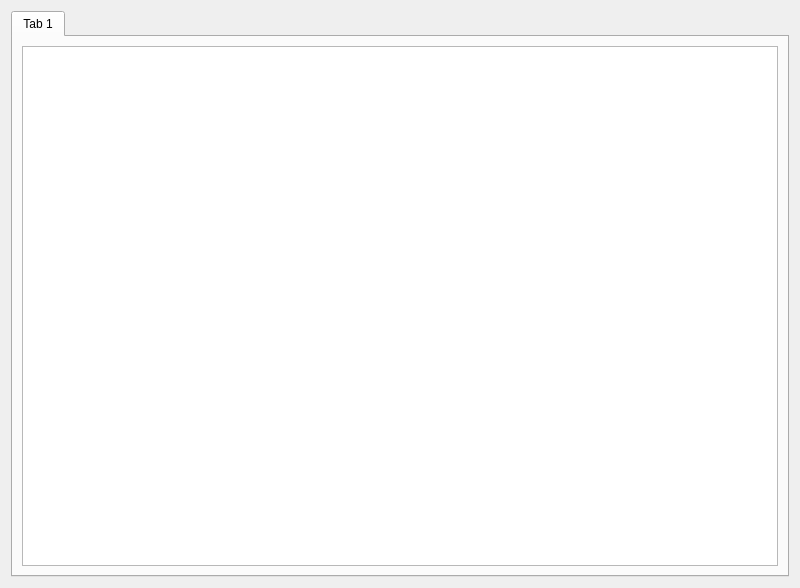
This is filewidget.ui in osamakawish/ZVectorIllustration as Qt 5 draws it before an edit. The edited form follows.
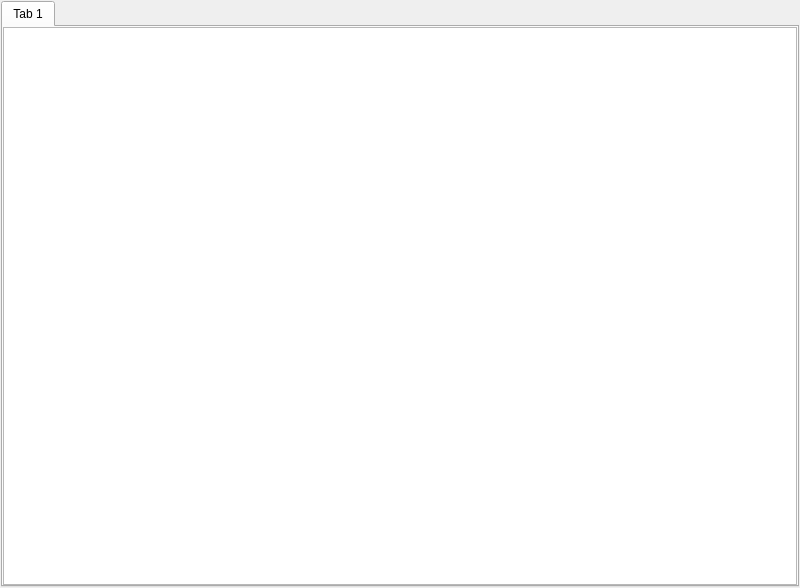
This is the edited form.

What changed in the file:
```diff
--- a/filewidget.ui
+++ b/filewidget.ui
@@ -14,6 +14,21 @@
    <string>Form</string>
   </property>
   <layout class="QHBoxLayout" name="horizontalLayout">
+   <property name="spacing">
+    <number>0</number>
+   </property>
+   <property name="leftMargin">
+    <number>1</number>
+   </property>
+   <property name="topMargin">
+    <number>1</number>
+   </property>
+   <property name="rightMargin">
+    <number>1</number>
+   </property>
+   <property name="bottomMargin">
+    <number>1</number>
+   </property>
    <item>
     <widget class="QTabWidget" name="tabWidget">
      <property name="currentIndex">
@@ -24,6 +39,21 @@
        <string>Tab 1</string>
       </attribute>
       <layout class="QVBoxLayout" name="verticalLayout">
+       <property name="spacing">
+        <number>0</number>
+       </property>
+       <property name="leftMargin">
+        <number>0</number>
+       </property>
+       <property name="topMargin">
+        <number>0</number>
+       </property>
+       <property name="rightMargin">
+        <number>0</number>
+       </property>
+       <property name="bottomMargin">
+        <number>0</number>
+       </property>
        <item>
         <widget class="QGraphicsView" name="graphicsView"/>
        </item>
```
